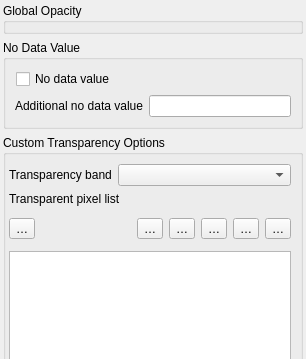
qgis/QGIS, file src/ui/raster/qgsrastertransparencywidget.ui: the form before one commit; both pictures show x 0 to 306 and y 0 to 359 of the 306 by 623 pixel window.
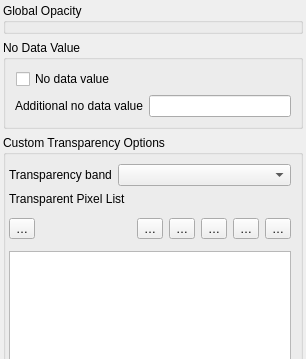
The form after the commit. Icons and pictures are not drawn. Custom widgets are drawn as their Qt base class.

Diff of the .ui file:
```diff
--- a/src/ui/raster/qgsrastertransparencywidget.ui
+++ b/src/ui/raster/qgsrastertransparencywidget.ui
@@ -189,7 +189,7 @@
       <item row="1" column="0">
        <widget class="QLabel" name="label_6">
         <property name="text">
-         <string>Transparent pixel list</string>
+         <string>Transparent Pixel List</string>
         </property>
        </widget>
       </item>
```
